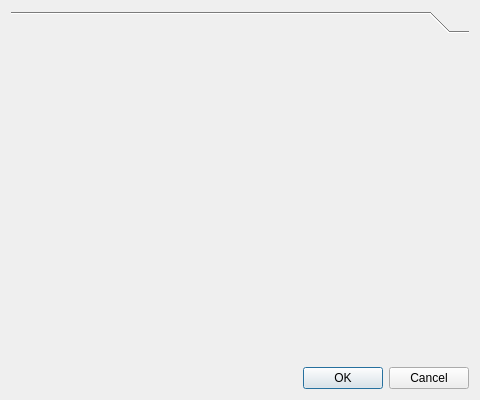
The window that apps/zxtune-qt/ui/conversion/setup_conversion.ui (vitamin-caig/zxtune) describes before a commit, drawn with Qt 5.
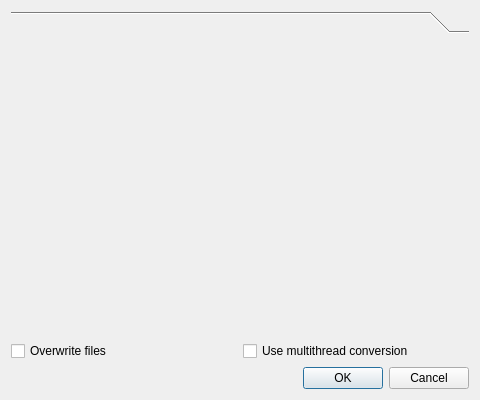
The same window after the commit.

Commit message: zxtune-qt: conversion ui support for overwrite and multithreading control.

Diff of the .ui file:
```diff
--- a/apps/zxtune-qt/ui/conversion/setup_conversion.ui
+++ b/apps/zxtune-qt/ui/conversion/setup_conversion.ui
@@ -35,6 +35,30 @@
      </widget>
     </widget>
    </item>
+   <item>
+    <layout class="QHBoxLayout" name="horizontalLayout">
+     <item>
+      <widget class="QCheckBox" name="overwriteTarget">
+       <property name="text">
+        <string>Overwrite files</string>
+       </property>
+       <property name="checked">
+        <bool>false</bool>
+       </property>
+      </widget>
+     </item>
+     <item>
+      <widget class="QCheckBox" name="useMultithreading">
+       <property name="text">
+        <string>Use multithread conversion</string>
+       </property>
+       <property name="checked">
+        <bool>false</bool>
+       </property>
+      </widget>
+     </item>
+    </layout>
+   </item>
    <item>
     <widget class="QDialogButtonBox" name="buttonBox">
      <property name="orientation">
```
The commit also changes 1 other file.
